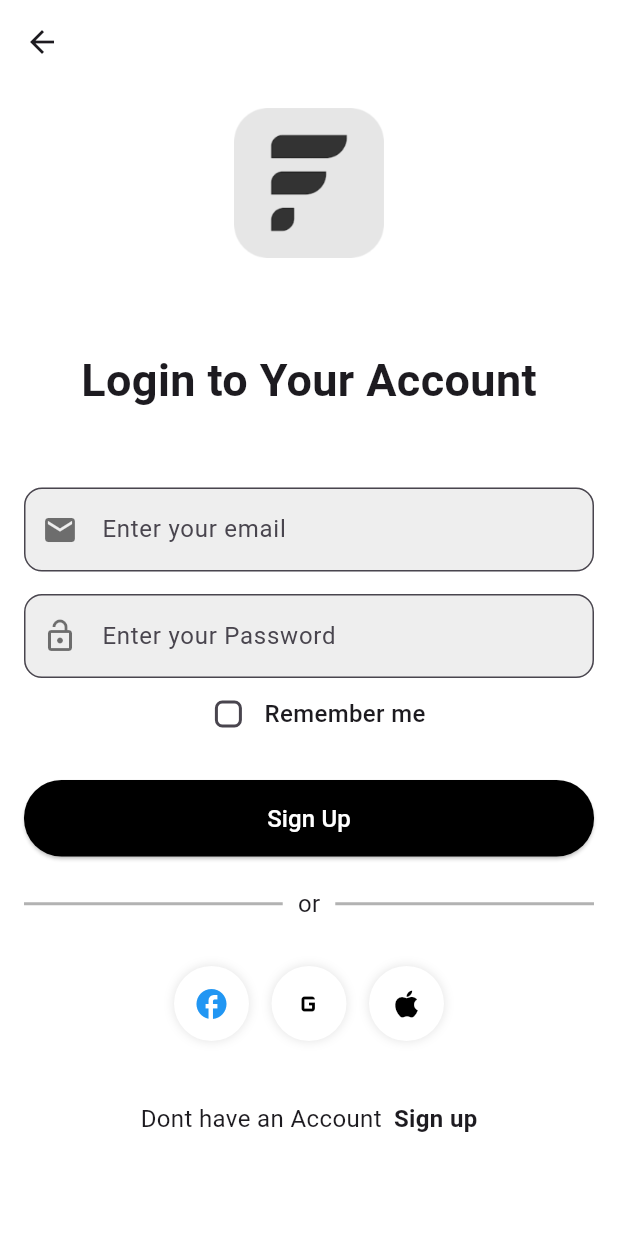
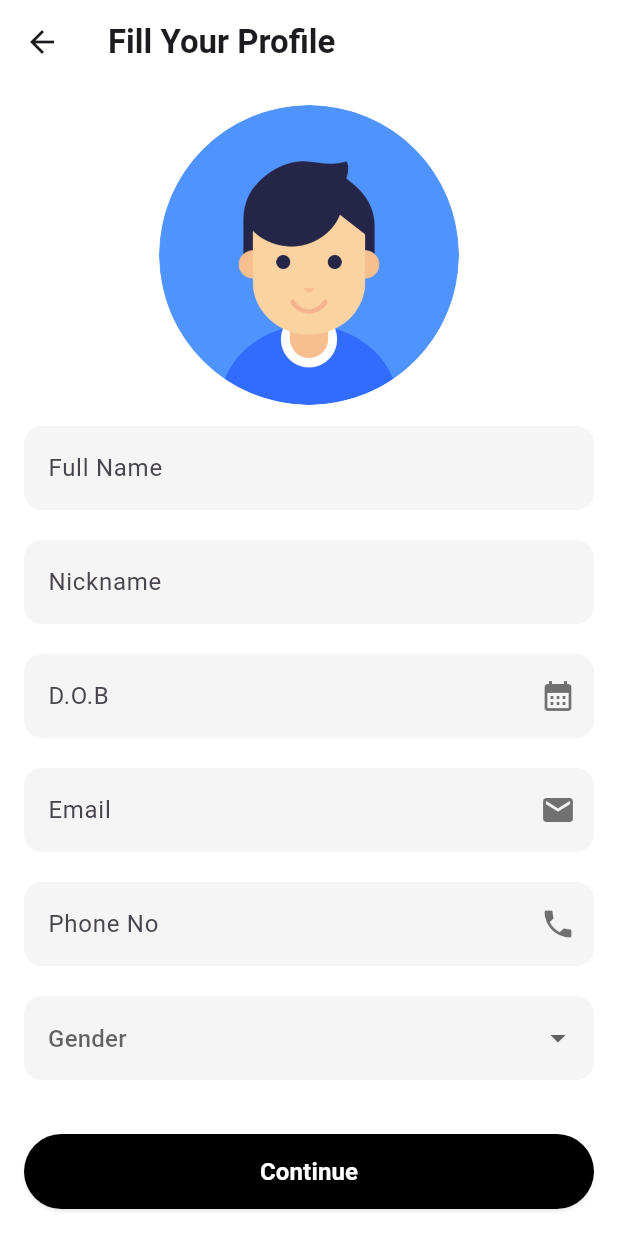
Before and after one commit to Lokeshpawalia/Funica_flutter, a Flutter app: the LoginAccount screen opened directly, after a tap on "Sign Up", on a phone screen of 412 x 824 dp. Run offline on Flutter 3.47's test engine with Material 3 defaults, Android fonts, the phone set to English and light mode, and no system bars; our stand-ins replace loading_animation_widget.

Commit message:
Funica commit change

```diff
--- a/lib/modules/account_creation/create_account.dart
+++ b/lib/modules/account_creation/create_account.dart
@@ -1,4 +1,5 @@
 import 'package:flutter/material.dart';
+import 'package:funica/modules/account_creation/fill_your_profile.dart';
 
 import '../account_login/login_account.dart';
 
@@ -11,6 +12,7 @@ class CreateAccount extends StatefulWidget {
 
 class _CreateAccountState extends State<CreateAccount> {
   bool _isChecked = false;
+  bool _isObscured = true;
 
   Widget _buildSocialButton(IconData icon, Color color) {
     return Container(
@@ -38,10 +40,13 @@ class _CreateAccountState extends State<CreateAccount> {
       appBar: AppBar(
         backgroundColor: Colors.transparent,
       ),
-      body: SingleChildScrollView(
+      body: Expanded(
+        flex: 2,
+        child: SingleChildScrollView(
           child: Padding(
             padding: const EdgeInsets.all(16.0),
-          child: Column(mainAxisAlignment: MainAxisAlignment.center, children: [
+            child:
+                Column(mainAxisAlignment: MainAxisAlignment.center, children: [
               Center(
                 child: SizedBox(
                   height: 100,
@@ -64,12 +69,12 @@ class _CreateAccountState extends State<CreateAccount> {
                   hintText: "Enter your email",
                   border: OutlineInputBorder(
                       borderRadius: BorderRadius.circular(12),
-                ),
+                      borderSide: BorderSide.none),
                   focusedBorder: OutlineInputBorder(
                       borderRadius: BorderRadius.circular(12),
-                ),
+                      borderSide: BorderSide.none),
                   filled: true,
-                fillColor: Colors.grey[200], // Light background color
+                  fillColor: Colors.grey[100], // Light background color
                 ),
                 keyboardType: TextInputType.emailAddress,
               ),
@@ -77,18 +82,31 @@ class _CreateAccountState extends State<CreateAccount> {
                 height: 15,
               ),
               TextField(
+                obscureText: _isObscured,
                 decoration: InputDecoration(
                   prefixIcon:
                       Icon(Icons.lock_open_outlined, color: Colors.black54),
+                  suffixIcon: IconButton(
+                    icon: Icon(
+                      _isObscured ? Icons.visibility_off : Icons.visibility,
+                      color: Colors.black54,
+                    ),
+                    onPressed: () {
+                      setState(() {
+                        _isObscured = !_isObscured;
+                      });
+                    },
+                  ),
                   hintText: "Enter your Password",
                   border: OutlineInputBorder(
                     borderRadius: BorderRadius.circular(12),
+                    borderSide: BorderSide.none,
                   ),
                   focusedBorder: OutlineInputBorder(
                     borderRadius: BorderRadius.circular(12),
                   ),
                   filled: true,
-                fillColor: Colors.grey[200], // Light background color
+                  fillColor: Colors.grey[100], // Light background color
                 ),
                 keyboardType: TextInputType.visiblePassword,
               ),
@@ -125,8 +143,14 @@ class _CreateAccountState extends State<CreateAccount> {
                     shape: RoundedRectangleBorder(
                         borderRadius: BorderRadius.circular(25)),
                   ),
+                  child: InkWell(
+                    onTap: () {
+                      Navigator.of(context).push(MaterialPageRoute(
+                          builder: (context) => FillYourProfile()));
+                    },
                     child: Text('Sign Up',
                         style: TextStyle(fontSize: 16, color: Colors.white)),
+                  ),
                 ),
               ),
 
@@ -142,8 +166,8 @@ class _CreateAccountState extends State<CreateAccount> {
                   Padding(
                     padding: const EdgeInsets.symmetric(horizontal: 10),
                     child: Text("or",
-                      style:
-                          TextStyle(fontSize: 16, fontWeight: FontWeight.w400)),
+                        style: TextStyle(
+                            fontSize: 16, fontWeight: FontWeight.w400)),
                   ),
                   Expanded(
                     child: Divider(
@@ -181,8 +205,8 @@ class _CreateAccountState extends State<CreateAccount> {
                       padding: const EdgeInsets.only(left: 8),
                       child: Text(
                         "Sign in",
-                      style:
-                          TextStyle(fontSize: 16, fontWeight: FontWeight.bold),
+                        style: TextStyle(
+                            fontSize: 16, fontWeight: FontWeight.bold),
                       ),
                     ),
                   ),
@@ -191,6 +215,7 @@ class _CreateAccountState extends State<CreateAccount> {
             ]),
           ),
         ),
+      ),
     );
   }
 }
--- /dev/null
+++ b/lib/modules/account_creation/fill_your_profile.dart
@@ -0,0 +1,139 @@
+import 'package:flutter/material.dart';
+import 'package:funica/modules/widgets/custom_widgets.dart';
+
+class FillYourProfile extends StatefulWidget {
+  const FillYourProfile({super.key});
+
+  @override
+  State<FillYourProfile> createState() => _FillYourProfileState();
+}
+
+class _FillYourProfileState extends State<FillYourProfile> {
+  @override
+  Widget build(BuildContext context) {
+    return Scaffold(
+      backgroundColor: Colors.white,
+      resizeToAvoidBottomInset: true,
+      appBar: AppBar(
+        backgroundColor: Colors.transparent,
+        title: const Text(
+          'Fill Your Profile',
+          style: TextStyle(fontWeight: FontWeight.w600),
+        ),
+      ),
+      body: Padding(
+        padding: const EdgeInsets.symmetric(horizontal: 16),
+        child: Column(
+          children: [
+            _buildProfileImage(),
+            _buildTextField(
+                hintText: "Full Name", keyboardType: TextInputType.name),
+            _buildTextField(
+                hintText: "Nickname", keyboardType: TextInputType.name),
+            _buildTextField(
+              hintText: "D.O.B",
+              keyboardType: TextInputType.datetime,
+              suffixIcon: Icons.calendar_month,
+            ),
+            _buildTextField(
+              hintText: "Email",
+              keyboardType: TextInputType.emailAddress,
+              suffixIcon: Icons.email,
+            ),
+            _buildTextField(
+              hintText: "Phone No",
+              keyboardType: TextInputType.phone,
+              suffixIcon: Icons.phone,
+            ),
+            _buildGenderDropdown(),
+            const SizedBox(height: 16),
+            CustomButton(
+              btName: 'Continue',
+              callback: () {},
+            ),
+            const SizedBox(height: 18),
+          ],
+        ),
+      ),
+    );
+  }
+
+  Widget _buildProfileImage() {
+    return Expanded(
+      flex: 3,
+      child: Center(
+        child: Container(
+          height: 200,
+          width: 200,
+          decoration: BoxDecoration(
+            shape: BoxShape.circle,
+            image: const DecorationImage(
+              image: AssetImage('images/profile.png'),
+              fit: BoxFit.cover,
+            ),
+          ),
+        ),
+      ),
+    );
+  }
+
+  Widget _buildTextField({
+    required String hintText,
+    required TextInputType keyboardType,
+    IconData? suffixIcon,
+  }) {
+    return Expanded(
+      flex: 1,
+      child: TextField(
+        decoration: InputDecoration(
+          hintText: hintText,
+          border: OutlineInputBorder(
+            borderRadius: BorderRadius.circular(12),
+            borderSide: BorderSide.none,
+          ),
+          focusedBorder: OutlineInputBorder(
+            borderRadius: BorderRadius.circular(12),
+            borderSide: BorderSide.none,
+          ),
+          filled: true,
+          fillColor: Colors.grey[100],
+          suffixIcon: suffixIcon != null
+              ? Icon(suffixIcon, color: Colors.black54)
+              : null,
+        ),
+        keyboardType: keyboardType,
+      ),
+    );
+  }
+
+  Widget _buildGenderDropdown() {
+    return Expanded(
+      flex: 1,
+      child: DropdownButtonFormField<String>(
+        decoration: InputDecoration(
+          hintText: "Gender",
+          border: OutlineInputBorder(
+            borderRadius: BorderRadius.circular(12),
+            borderSide: BorderSide.none,
+          ),
+          focusedBorder: OutlineInputBorder(
+            borderRadius: BorderRadius.circular(12),
+            borderSide: BorderSide.none,
+          ),
+          filled: true,
+          fillColor: Colors.grey[100],
+        ),
+        value: null,
+        onChanged: (String? newValue) {
+          print("Selected Gender: $newValue");
+        },
+        items: ["Male", "Female", "Other"].map((String gender) {
+          return DropdownMenuItem<String>(
+            value: gender,
+            child: Text(gender),
+          );
+        }).toList(),
+      ),
+    );
+  }
+}
--- a/lib/modules/account_login/login_account.dart
+++ b/lib/modules/account_login/login_account.dart
@@ -1,4 +1,5 @@
 import 'package:flutter/material.dart';
+import 'package:funica/modules/account_creation/fill_your_profile.dart';
 
 import '../account_creation/create_account.dart';
 
@@ -11,6 +12,7 @@ class LoginAccount extends StatefulWidget {
 
 class _LoginAccountState extends State<LoginAccount> {
   bool _isChecked = false;
+  bool _isObscured = true;
 
   Widget _buildSocialButton(IconData icon, Color color) {
     return Container(
@@ -38,10 +40,13 @@ class _LoginAccountState extends State<LoginAccount> {
       appBar: AppBar(
         backgroundColor: Colors.transparent,
       ),
-      body: SingleChildScrollView(
+      body: Expanded(
+        flex: 2,
+        child: SingleChildScrollView(
           child: Padding(
             padding: const EdgeInsets.all(16.0),
-          child: Column(mainAxisAlignment: MainAxisAlignment.center, children: [
+            child:
+                Column(mainAxisAlignment: MainAxisAlignment.center, children: [
               Center(
                 child: SizedBox(
                   height: 100,
@@ -64,12 +69,12 @@ class _LoginAccountState extends State<LoginAccount> {
                   hintText: "Enter your email",
                   border: OutlineInputBorder(
                       borderRadius: BorderRadius.circular(12),
-                ),
+                      borderSide: BorderSide.none),
                   focusedBorder: OutlineInputBorder(
                       borderRadius: BorderRadius.circular(12),
-                ),
+                      borderSide: BorderSide.none),
                   filled: true,
-                fillColor: Colors.grey[200], // Light background color
+                  fillColor: Colors.grey[100], // Light background color
                 ),
                 keyboardType: TextInputType.emailAddress,
               ),
@@ -77,18 +82,31 @@ class _LoginAccountState extends State<LoginAccount> {
                 height: 15,
               ),
               TextField(
+                obscureText: _isObscured,
                 decoration: InputDecoration(
                   prefixIcon:
                       Icon(Icons.lock_open_outlined, color: Colors.black54),
+                  suffixIcon: IconButton(
+                    icon: Icon(
+                      _isObscured ? Icons.visibility_off : Icons.visibility,
+                      color: Colors.black54,
+                    ),
+                    onPressed: () {
+                      setState(() {
+                        _isObscured = !_isObscured;
+                      });
+                    },
+                  ),
                   hintText: "Enter your Password",
                   border: OutlineInputBorder(
                     borderRadius: BorderRadius.circular(12),
+                    borderSide: BorderSide.none,
                   ),
                   focusedBorder: OutlineInputBorder(
                     borderRadius: BorderRadius.circular(12),
                   ),
                   filled: true,
-                fillColor: Colors.grey[200], // Light background color
+                  fillColor: Colors.grey[100], // Light background color
                 ),
                 keyboardType: TextInputType.visiblePassword,
               ),
@@ -113,12 +131,15 @@ class _LoginAccountState extends State<LoginAccount> {
                   ),
                 ],
               ),
-            SizedBox(height: 20),
+              SizedBox(height: 30),
 
               SizedBox(
                 width: double.infinity,
                 child: ElevatedButton(
-                onPressed: () {},
+                  onPressed: () {
+                    Navigator.of(context).push(MaterialPageRoute(
+                        builder: (context) => FillYourProfile()));
+                  },
                   style: ElevatedButton.styleFrom(
                     padding: EdgeInsets.symmetric(vertical: 14),
                     backgroundColor: Colors.black,
@@ -131,7 +152,7 @@ class _LoginAccountState extends State<LoginAccount> {
               ),
 
               SizedBox(
-              height: 20,
+                height: 35,
               ),
               Row(
                 children: [
@@ -142,8 +163,8 @@ class _LoginAccountState extends State<LoginAccount> {
                   Padding(
                     padding: const EdgeInsets.symmetric(horizontal: 10),
                     child: Text("or",
-                      style:
-                          TextStyle(fontSize: 16, fontWeight: FontWeight.w400)),
+                        style: TextStyle(
+                            fontSize: 16, fontWeight: FontWeight.w400)),
                   ),
                   Expanded(
                     child: Divider(
@@ -153,7 +174,7 @@ class _LoginAccountState extends State<LoginAccount> {
                   ),
                 ],
               ),
-            const SizedBox(height: 30),
+              const SizedBox(height: 35),
               Row(
                 mainAxisAlignment: MainAxisAlignment.center,
                 children: [
@@ -180,8 +201,8 @@ class _LoginAccountState extends State<LoginAccount> {
                       padding: const EdgeInsets.only(left: 8),
                       child: Text(
                         "Sign up",
-                      style:
-                          TextStyle(fontSize: 16, fontWeight: FontWeight.bold),
+                        style: TextStyle(
+                            fontSize: 16, fontWeight: FontWeight.bold),
                       ),
                     ),
                   ),
@@ -190,6 +211,7 @@ class _LoginAccountState extends State<LoginAccount> {
             ]),
           ),
         ),
+      ),
     );
   }
 }
```
Also changed, not shown: images/profile.png (added). Lines whose indentation alone changed are shown as unchanged.
